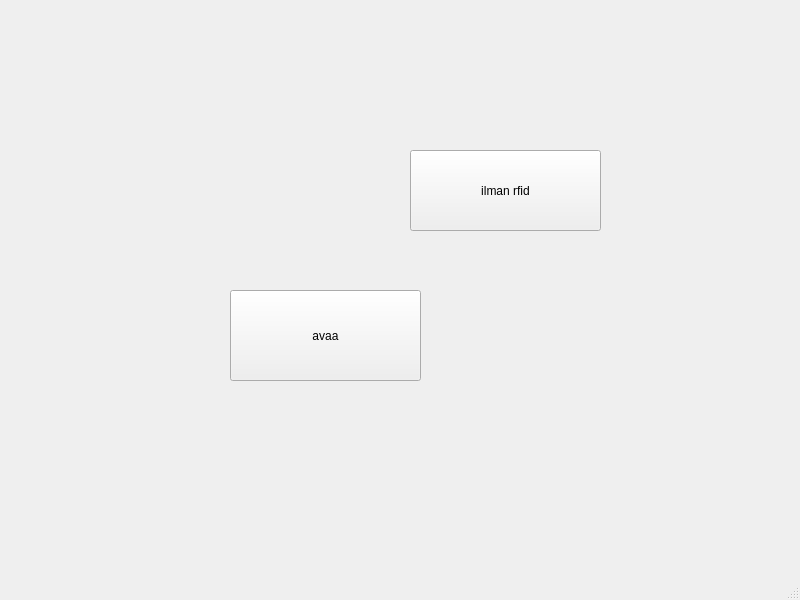
Old version of the form testiExe/mainwindow.ui in the repository bank-2022/group6.
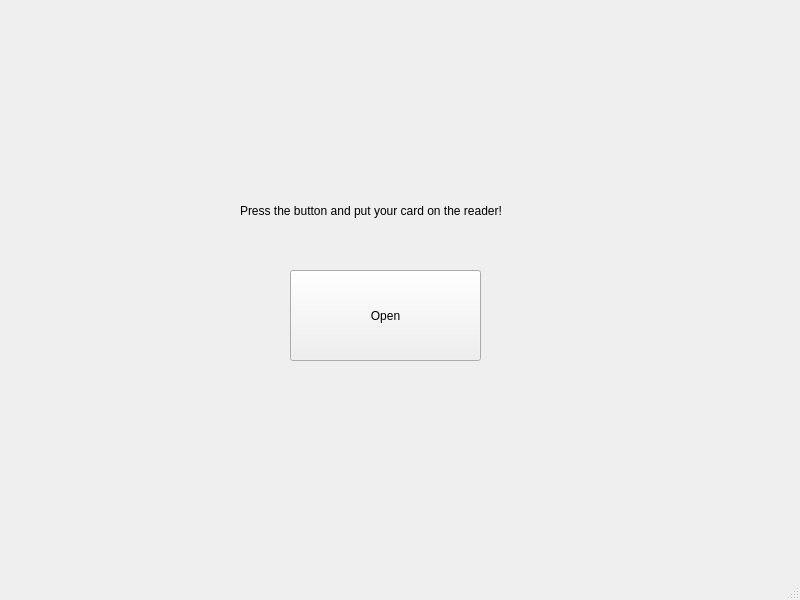
New version of the form.

```diff
--- a/testiExe/mainwindow.ui
+++ b/testiExe/mainwindow.ui
@@ -17,14 +17,14 @@
    <widget class="QPushButton" name="avaa">
     <property name="geometry">
      <rect>
-      <x>230</x>
-      <y>290</y>
+      <x>290</x>
+      <y>270</y>
       <width>191</width>
       <height>91</height>
      </rect>
     </property>
     <property name="text">
-     <string>avaa</string>
+     <string>Open</string>
     </property>
    </widget>
    <widget class="QLabel" name="label">
@@ -40,17 +40,17 @@
      <string/>
     </property>
    </widget>
-   <widget class="QPushButton" name="toinennappi">
+   <widget class="QLabel" name="label_2">
     <property name="geometry">
      <rect>
-      <x>410</x>
-      <y>150</y>
-      <width>191</width>
-      <height>81</height>
+      <x>240</x>
+      <y>190</y>
+      <width>331</width>
+      <height>41</height>
      </rect>
     </property>
     <property name="text">
-     <string>ilman rfid</string>
+     <string>Press the button and put your card on the reader!</string>
     </property>
    </widget>
   </widget>
```
